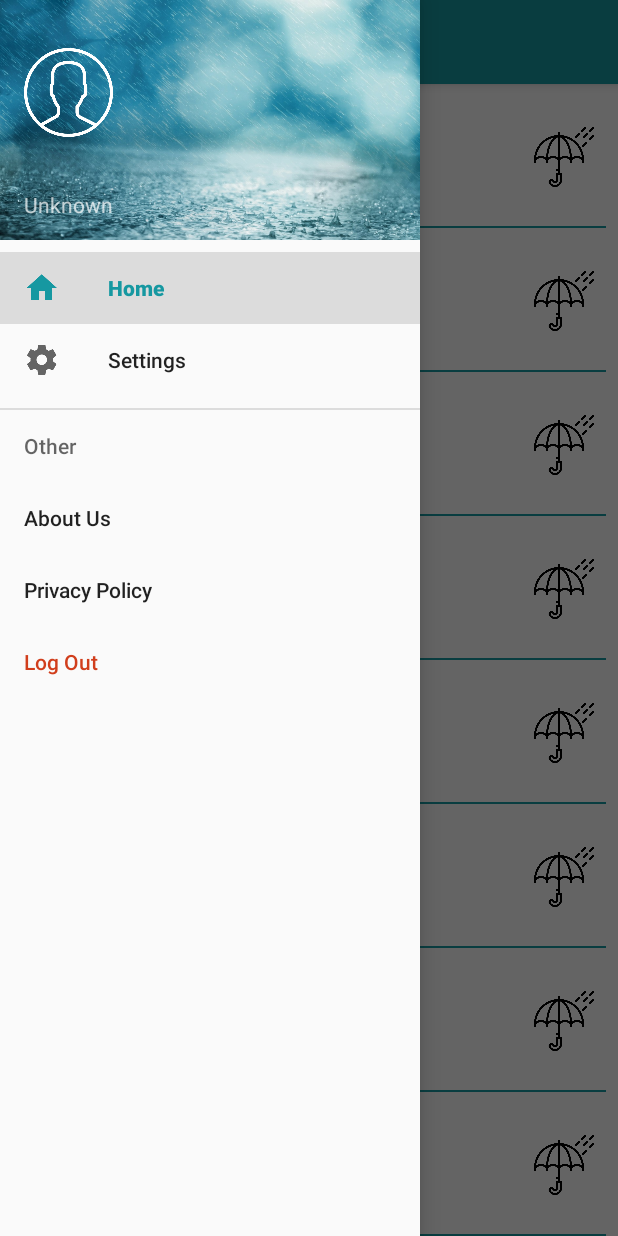
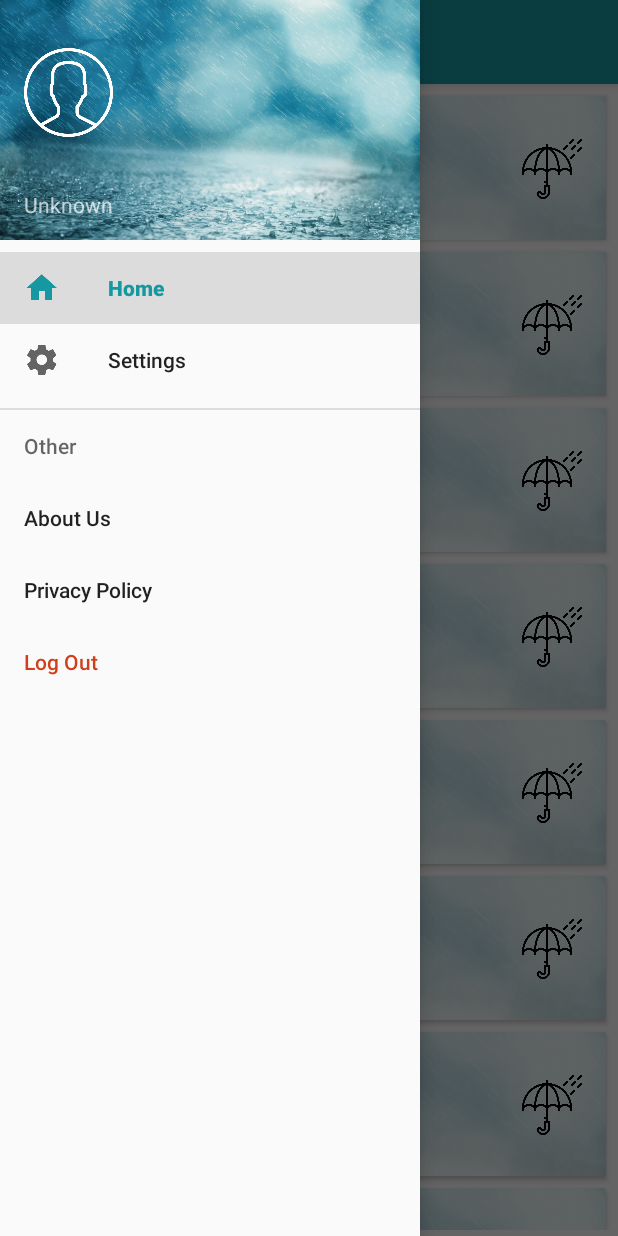
Before and after one commit to ryubears/SocialWeather, an Android app: the ListFragment screen opened directly, with no data from a screen before it, with the side drawer open, on a phone screen of 412 x 824 dp. Run offline under Robolectric (Android 15) with nearby library versions, the phone set to English and light mode, and no system bars; our stand-ins replace ButterKnife, Picasso; libraries missing offline, so code that uses them is left out: com.facebook, com.facebook.accountkit, com.facebook.login, com.google.i18n.phonenumbers, com.makeramen.roundedimageview; pictures from the network do not load; 5 statements that could not run were skipped.

Commit message:
Changed RecyclerView Item UI

```diff
--- a/app/src/main/res/layout/fragment_list.xml
+++ b/app/src/main/res/layout/fragment_list.xml
@@ -7,6 +7,8 @@
     <android.support.v7.widget.RecyclerView
         android:id="@+id/weather_recycler_view"
         android:layout_width="match_parent"
-        android:layout_height="match_parent" />
+        android:layout_height="match_parent"
+        android:layout_marginTop="4dp"
+        android:layout_marginBottom="4dp"/>
 
 </FrameLayout>
--- a/app/src/main/res/layout/weather_item.xml
+++ b/app/src/main/res/layout/weather_item.xml
@@ -1,4 +1,24 @@
 <?xml version="1.0" encoding="utf-8"?>
+<android.support.v7.widget.CardView
+    xmlns:android="http://schemas.android.com/apk/res/android"
+    xmlns:app="http://schemas.android.com/apk/res-auto"
+    xmlns:tools="http://schemas.android.com/tools"
+    xmlns:card_view="http://schemas.android.com/apk/res-auto"
+    android:layout_width="match_parent"
+    android:layout_height="@dimen/weather_item_height"
+    android:layout_marginLeft="8dp"
+    android:layout_marginRight="8dp"
+    android:layout_marginTop="4dp"
+    android:layout_marginBottom="4dp">
+
+    <ImageView
+        android:id="@+id/weather_item_background"
+        android:layout_width="match_parent"
+        android:layout_height="match_parent"
+        android:src="@drawable/login_background_rain"
+        android:scaleType="centerCrop"
+        android:alpha="0.3"/>
+
     <android.support.constraint.ConstraintLayout xmlns:android="http://schemas.android.com/apk/res/android"
         xmlns:app="http://schemas.android.com/apk/res-auto"
         xmlns:tools="http://schemas.android.com/tools"
@@ -7,8 +27,8 @@
 
         <ImageView
             android:id="@+id/weather_item_profile"
-        android:layout_width="75dp"
-        android:layout_height="75dp"
+            android:layout_width="@dimen/profile_width"
+            android:layout_height="@dimen/profile_height"
             android:src="@drawable/profile_default"
             app:layout_constraintTop_toTopOf="parent"
             app:layout_constraintBottom_toBottomOf="parent"
@@ -62,14 +82,6 @@
             app:layout_constraintRight_toRightOf="parent"
             android:layout_marginRight="16dp"/>
 
-    <View
-        android:layout_width="0dp"
-        android:layout_height="1dp"
-        app:layout_constraintBottom_toBottomOf="parent"
-        app:layout_constraintLeft_toLeftOf="parent"
-        app:layout_constraintRight_toRightOf="parent"
-        android:background="@color/colorPrimary"
-        android:layout_marginLeft="8dp"
-        android:layout_marginRight="8dp"/>
+    </android.support.constraint.ConstraintLayout>
 
-</android.support.constraint.ConstraintLayout>
+</android.support.v7.widget.CardView>
```
Lines whose indentation alone changed are shown as unchanged.
